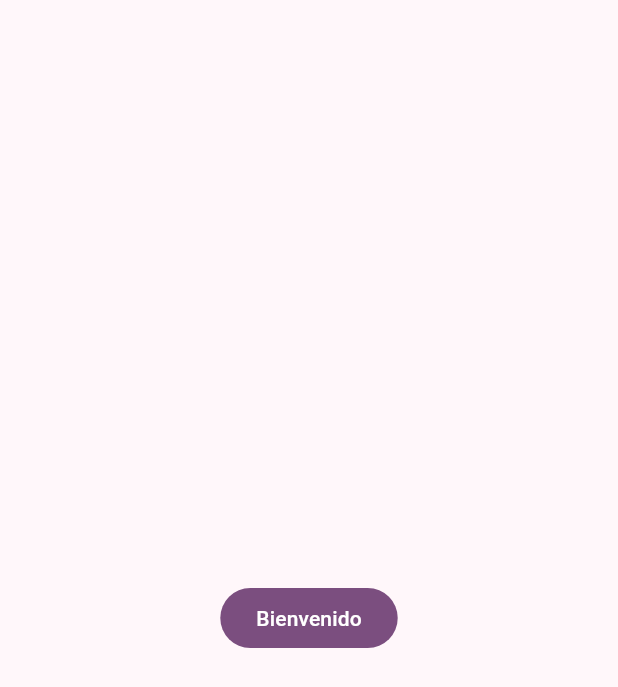
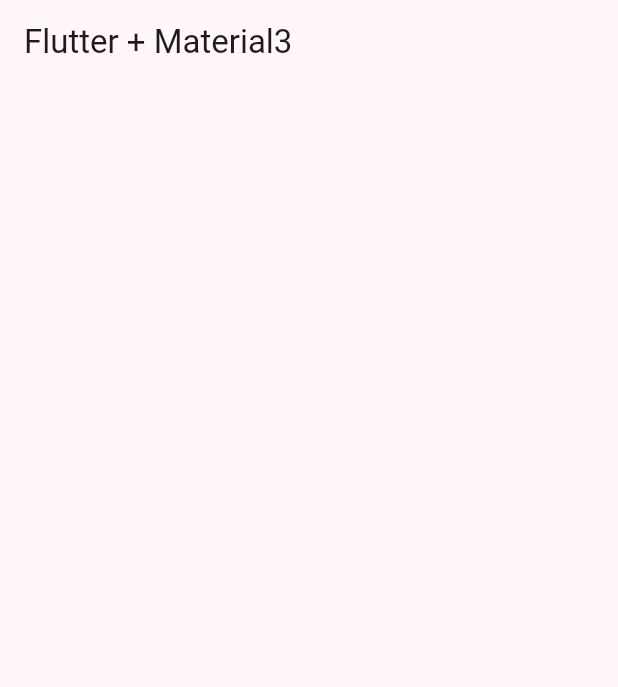
Before and after one commit to JuanBueno21/widgets, a Flutter app: the screen it shows after launch, on a phone screen of 412 x 824 dp. Shown: the top 687 px of the screen. Run offline on Flutter 3.47's test engine with Material 2 defaults, Android fonts, the phone set to English and light mode, and no system bars.

Commit message:
[Widgets] - se creo el HomeScreen y  MenuItems

```diff
--- a/lib/config/theme/app_theme.dart
+++ b/lib/config/theme/app_theme.dart
@@ -29,6 +29,7 @@ class AppTheme {
   ThemeData getTheme() => ThemeData(
     useMaterial3: true,
     colorSchemeSeed: colorList [selectedColor],
+    appBarTheme: const AppBarTheme(centerTitle: false)
   );
 
 }
--- a/lib/main.dart
+++ b/lib/main.dart
@@ -1,5 +1,6 @@
 import 'package:flutter/material.dart';
 import 'package:widgets_app/config/theme/app_theme.dart';
+import 'package:widgets_app/presentation/screens/home/home_screen.dart';
 
 void main() {
   runApp(const MainApp());
@@ -13,11 +14,7 @@ class MainApp extends StatelessWidget {
     return MaterialApp(
       debugShowCheckedModeBanner: false,
       theme: AppTheme (selectedColor: 5).getTheme(),
-      home: Scaffold(
-        body: Center(
-          child: FilledButton(child: const Text("Bienvenido"), onPressed: (){},),
-        ),
-      ),
+      home: const HomeScreen()
     );
   }
 }
--- /dev/null
+++ b/lib/presentation/screens/home/home_screen.dart
@@ -0,0 +1,16 @@
+
+import 'package:flutter/material.dart';
+
+
+class HomeScreen extends StatelessWidget {
+  const HomeScreen({super.key});
+
+  @override
+  Widget build(BuildContext context) {
+    return Scaffold(
+      appBar: AppBar(
+        title: const Text("Flutter + Material3"),
+      ),
+    );
+  }
+}
```
Also changed, not shown: lib/config/menu/menu_items.dart (added, +33 -0 lines).
